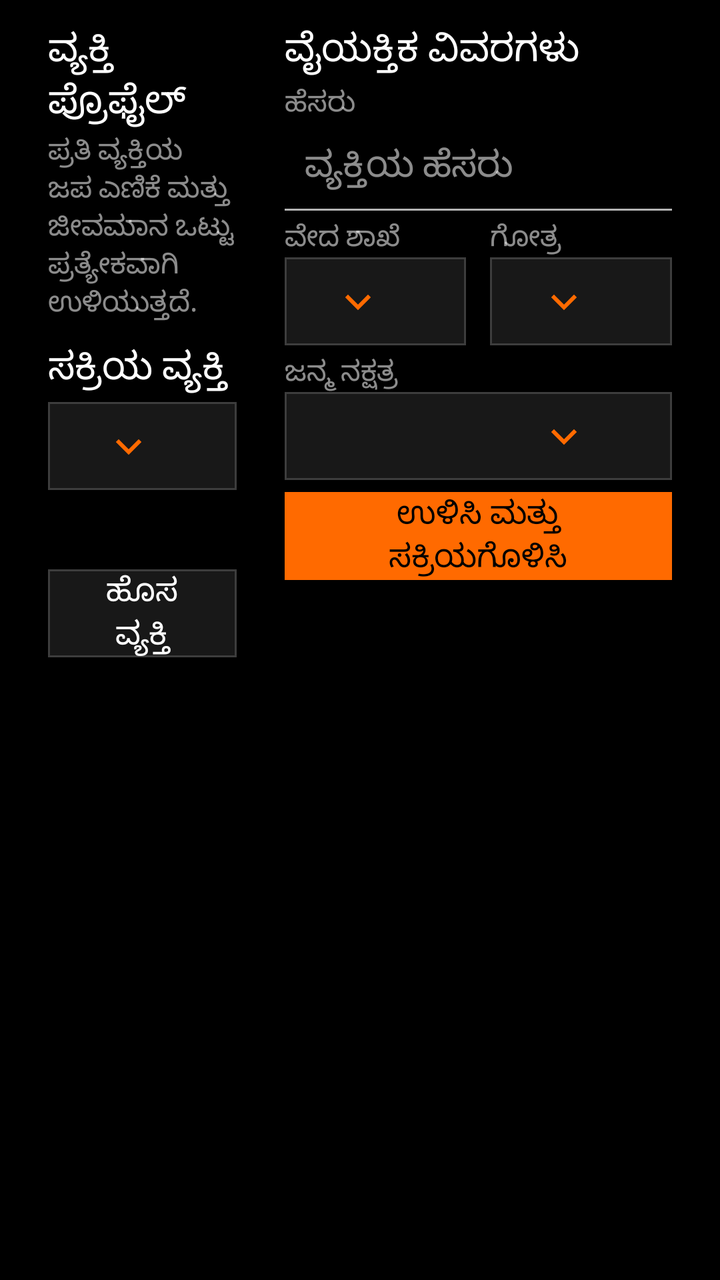
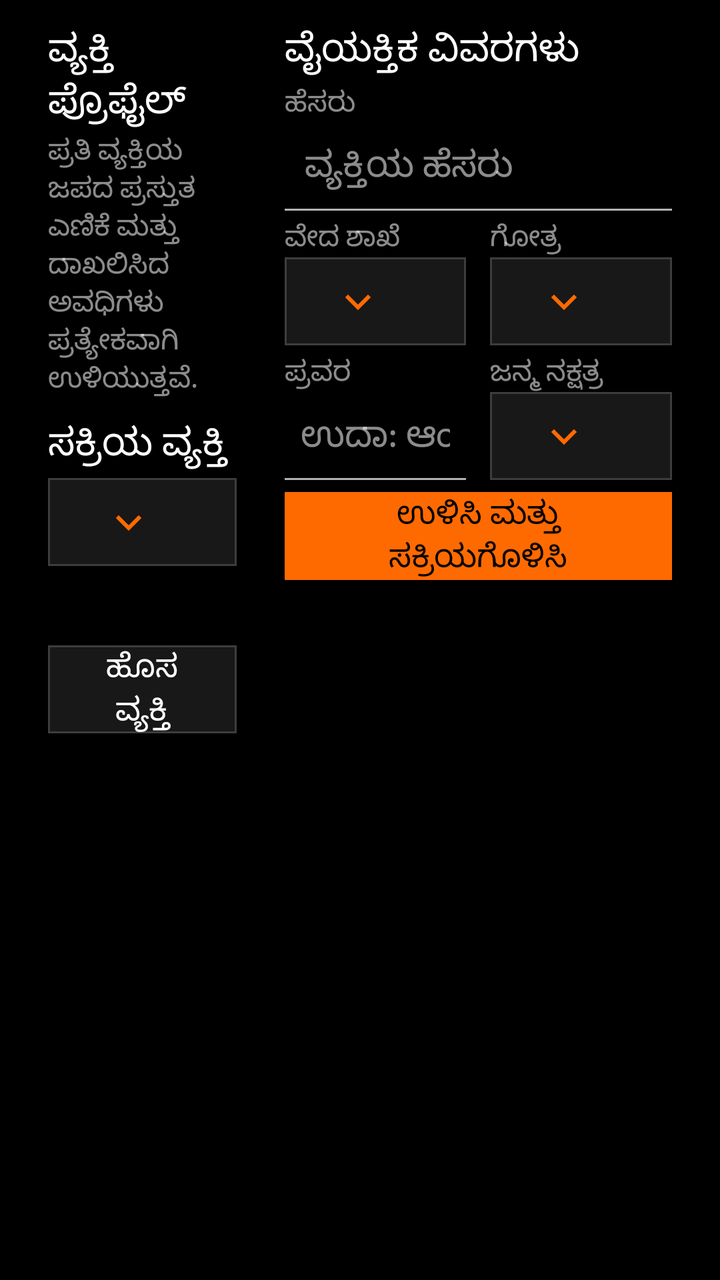

Screens rendered from an Android XML layout before and after an edit, with the pre-edit source and the edit as a unified diff.
<!-- AndroidManifest.xml: application theme Theme.PaperDesk -->
<!-- res/layout/page_profile.xml -->
<?xml version="1.0" encoding="utf-8"?>
<LinearLayout xmlns:android="http://schemas.android.com/apk/res/android"
    android:layout_width="match_parent" android:layout_height="match_parent"
    android:background="@color/black" android:orientation="horizontal"
    android:paddingLeft="@dimen/page_pad_h" android:paddingTop="@dimen/page_pad_top"
    android:paddingRight="@dimen/page_pad_h" android:paddingBottom="@dimen/footer_bar">

    <LinearLayout android:layout_width="0dp" android:layout_height="match_parent" android:layout_weight="0.38"
        android:orientation="vertical" android:paddingRight="24dp">
        <TextView android:id="@+id/profileTitle" style="@style/Desk.Section" android:layout_width="match_parent"
            android:layout_height="wrap_content" android:text="ವ್ಯಕ್ತಿ ಪ್ರೊಫೈಲ್" />
        <TextView style="@style/Desk.Meta" android:layout_width="match_parent" android:layout_height="wrap_content"
            android:layout_marginTop="2dp" android:text="ಪ್ರತಿ ವ್ಯಕ್ತಿಯ ಜಪ ಎಣಿಕೆ ಮತ್ತು ಜೀವಮಾನ ಒಟ್ಟು ಪ್ರತ್ಯೇಕವಾಗಿ ಉಳಿಯುತ್ತದೆ." />
        <TextView style="@style/Desk.Section" android:layout_width="match_parent" android:layout_height="wrap_content"
            android:layout_marginTop="10dp" android:text="ಸಕ್ರಿಯ ವ್ಯಕ್ತಿ" />
        <Spinner android:id="@+id/profileList" android:layout_width="match_parent" android:layout_height="44dp"
            android:layout_marginTop="4dp" android:background="@drawable/bg_dropdown" android:popupBackground="@color/surface_2"
            android:spinnerMode="dropdown" />
        <TextView android:id="@+id/profileSummary" style="@style/Desk.Body2" android:layout_width="match_parent"
            android:layout_height="wrap_content" android:layout_marginTop="8dp" />
        <TextView android:id="@+id/profileNew" style="@style/Desk.Button" android:layout_width="match_parent"
            android:layout_height="44dp" android:layout_marginTop="10dp" android:gravity="center" android:text="ಹೊಸ ವ್ಯಕ್ತಿ" />
    </LinearLayout>

    <ScrollView android:layout_width="0dp" android:layout_height="match_parent" android:layout_weight="0.62"
        android:fillViewport="true" android:scrollbars="none">
        <LinearLayout android:layout_width="match_parent" android:layout_height="wrap_content" android:orientation="vertical">
            <TextView android:id="@+id/profileEditorTitle" style="@style/Desk.Section" android:layout_width="match_parent"
                android:layout_height="wrap_content" android:text="ವೈಯಕ್ತಿಕ ವಿವರಗಳು" />
            <TextView style="@style/Desk.Meta" android:layout_width="match_parent" android:layout_height="wrap_content"
                android:layout_marginTop="4dp" android:text="ಹೆಸರು" />
            <EditText android:id="@+id/profileName" android:layout_width="match_parent" android:layout_height="44dp"
                android:background="@drawable/bg_input" android:hint="ವ್ಯಕ್ತಿಯ ಹೆಸರು" android:padding="10dp"
                android:singleLine="true" android:textColor="@color/white" android:textColorHint="@color/white_55" android:textSize="18sp" />
            <LinearLayout android:layout_width="match_parent" android:layout_height="wrap_content" android:layout_marginTop="4dp" android:orientation="horizontal">
                <LinearLayout android:layout_width="0dp" android:layout_height="wrap_content" android:layout_weight="1" android:orientation="vertical" android:paddingRight="6dp">
                    <TextView style="@style/Desk.Meta" android:layout_width="match_parent" android:layout_height="wrap_content" android:text="ವೇದ ಶಾಖೆ" />
                    <Spinner android:id="@+id/profileVeda" android:layout_width="match_parent" android:layout_height="44dp" android:background="@drawable/bg_dropdown" android:popupBackground="@color/surface_2" android:spinnerMode="dropdown" />
                </LinearLayout>
                <LinearLayout android:layout_width="0dp" android:layout_height="wrap_content" android:layout_weight="1" android:orientation="vertical" android:paddingLeft="6dp">
                    <TextView style="@style/Desk.Meta" android:layout_width="match_parent" android:layout_height="wrap_content" android:text="ಗೋತ್ರ" />
                    <Spinner android:id="@+id/profileGotra" android:layout_width="match_parent" android:layout_height="44dp" android:background="@drawable/bg_dropdown" android:popupBackground="@color/surface_2" android:spinnerMode="dropdown" />
                </LinearLayout>
            </LinearLayout>
            <TextView style="@style/Desk.Meta" android:layout_width="match_parent" android:layout_height="wrap_content" android:layout_marginTop="4dp" android:text="ಜನ್ಮ ನಕ್ಷತ್ರ" />
            <Spinner android:id="@+id/profileNakshatra" android:layout_width="match_parent" android:layout_height="44dp"
                android:background="@drawable/bg_dropdown" android:popupBackground="@color/surface_2" android:spinnerMode="dropdown" />
            <TextView android:id="@+id/profileSave" style="@style/Desk.Button.Accent" android:layout_width="match_parent"
                android:layout_height="44dp" android:layout_marginTop="6dp" android:gravity="center" android:text="ಉಳಿಸಿ ಮತ್ತು ಸಕ್ರಿಯಗೊಳಿಸಿ" />
        </LinearLayout>
    </ScrollView>
</LinearLayout>
<!-- resources referenced by this layout -->
<resources>
  <color name="black">#000000</color>
  <color name="surface_2">#181818</color>
  <color name="white">#FFFFFF</color>
  <color name="white_55">#8CFFFFFF</color>
  <dimen name="footer_bar">64dp</dimen>
  <dimen name="page_pad_h">24dp</dimen>
  <dimen name="page_pad_top">12dp</dimen>
  <!-- drawable bg_input (drawable) -->
  <?xml version="1.0" encoding="utf-8"?>
  <layer-list xmlns:android="http://schemas.android.com/apk/res/android">
      <item android:gravity="bottom">
          <shape android:shape="rectangle">
              <size android:height="@dimen/stroke_standard" />
              <solid android:color="@color/white_70" />
          </shape>
      </item>
  </layer-list>
  <style name="Desk.Body2" parent="Desk">
          <item name="android:textSize">@dimen/type_body2</item>
          <item name="android:fontWeight">400</item>
          <item name="android:textStyle">normal</item>
          <item name="android:textColor">@color/white_70</item>
      </style>
  <style name="Desk.Button.Accent" parent="Desk.Button">
          <item name="android:textColor">@color/black</item>
          <item name="android:background">@drawable/bg_btn_primary</item>
          <item name="android:fontWeight">600</item>
          <item name="android:textStyle">normal</item>
      </style>
  <style name="Desk.Meta" parent="Desk">
          <item name="android:textSize">@dimen/type_meta</item>
          <item name="android:fontWeight">400</item>
          <item name="android:textStyle">normal</item>
          <item name="android:textColor">@color/white_55</item>
      </style>
  <style name="Desk.Section" parent="Desk">
          <item name="android:textSize">@dimen/type_section</item>
          <item name="android:fontWeight">500</item>
          <item name="android:textStyle">normal</item>
          <item name="android:textColor">@color/white</item>
      </style>
  <dimen name="stroke_standard">1dp</dimen>
  <color name="white_70">#B3FFFFFF</color>
  <style name="Desk">
          <item name="android:fontFamily">sans-serif</item>
          <item name="android:textColor">@color/white</item>
      </style>
  <dimen name="type_body2">16sp</dimen>
  <dimen name="btn_h">44dp</dimen>
  <dimen name="type_btn">16sp</dimen>
  <dimen name="space_16">16dp</dimen>
  <!-- drawable bg_btn_primary (drawable) -->
  <?xml version="1.0" encoding="utf-8"?>
  <ripple xmlns:android="http://schemas.android.com/apk/res/android"
      android:color="@color/white">
      <item>
          <shape android:shape="rectangle">
              <solid android:color="@color/accent" />
          </shape>
      </item>
  </ripple>
  <dimen name="type_meta">14sp</dimen>
  <dimen name="type_section">19sp</dimen>
  <color name="accent">#FF6A00</color>
  <style name="ShapeAppearance.PaperDesk" parent="ShapeAppearance.MaterialComponents">
          <item name="cornerFamily">rounded</item>
          <item name="cornerSize">0dp</item>
      </style>
  <style name="Desk.Link" parent="Desk.Meta">
          <item name="android:padding">@dimen/space_8</item>
          <item name="android:minHeight">@dimen/touch</item>
          <item name="android:gravity">center</item>
          <item name="android:clickable">true</item>
          <item name="android:focusable">true</item>
      </style>
  <style name="Desk.Check" parent="Widget.AppCompat.CompoundButton.CheckBox">
          <item name="android:button">@drawable/bg_checkbox</item>
      </style>
  <color name="divider">#3D3D3D</color>
  <dimen name="space_8">8dp</dimen>
  <dimen name="touch">48dp</dimen>
  <dimen name="stroke_hairline">0.5dp</dimen>
  <!-- drawable bg_dialog (drawable) -->
  <?xml version="1.0" encoding="utf-8"?>
  <shape xmlns:android="http://schemas.android.com/apk/res/android"
      android:shape="rectangle">
      <solid android:color="@color/black" />
      <stroke
          android:width="@dimen/stroke"
          android:color="@color/white" />
  </shape>
  <dimen name="check">20dp</dimen>
  <dimen name="stroke">0.5dp</dimen>
  <!-- unchanged entries left out for length: 9 -->
</resources>

<!-- the commit's change to res/layout/page_profile.xml (unified diff, before → after) -->
@@ -10,7 +10,7 @@
         <TextView android:id="@+id/profileTitle" style="@style/Desk.Section" android:layout_width="match_parent"
             android:layout_height="wrap_content" android:text="ವ್ಯಕ್ತಿ ಪ್ರೊಫೈಲ್" />
         <TextView style="@style/Desk.Meta" android:layout_width="match_parent" android:layout_height="wrap_content"
-            android:layout_marginTop="2dp" android:text="ಪ್ರತಿ ವ್ಯಕ್ತಿಯ ಜಪ ಎಣಿಕೆ ಮತ್ತು ಜೀವಮಾನ ಒಟ್ಟು ಪ್ರತ್ಯೇಕವಾಗಿ ಉಳಿಯುತ್ತದೆ." />
+            android:layout_marginTop="2dp" android:text="ಪ್ರತಿ ವ್ಯಕ್ತಿಯ ಜಪದ ಪ್ರಸ್ತುತ ಎಣಿಕೆ ಮತ್ತು ದಾಖಲಿಸಿದ ಅವಧಿಗಳು ಪ್ರತ್ಯೇಕವಾಗಿ ಉಳಿಯುತ್ತವೆ." />
         <TextView style="@style/Desk.Section" android:layout_width="match_parent" android:layout_height="wrap_content"
             android:layout_marginTop="10dp" android:text="ಸಕ್ರಿಯ ವ್ಯಕ್ತಿ" />
         <Spinner android:id="@+id/profileList" android:layout_width="match_parent" android:layout_height="44dp"
@@ -42,9 +42,16 @@
                     <Spinner android:id="@+id/profileGotra" android:layout_width="match_parent" android:layout_height="44dp" android:background="@drawable/bg_dropdown" android:popupBackground="@color/surface_2" android:spinnerMode="dropdown" />
                 </LinearLayout>
             </LinearLayout>
-            <TextView style="@style/Desk.Meta" android:layout_width="match_parent" android:layout_height="wrap_content" android:layout_marginTop="4dp" android:text="ಜನ್ಮ ನಕ್ಷತ್ರ" />
-            <Spinner android:id="@+id/profileNakshatra" android:layout_width="match_parent" android:layout_height="44dp"
-                android:background="@drawable/bg_dropdown" android:popupBackground="@color/surface_2" android:spinnerMode="dropdown" />
+            <LinearLayout android:layout_width="match_parent" android:layout_height="wrap_content" android:layout_marginTop="4dp" android:orientation="horizontal">
+                <LinearLayout android:layout_width="0dp" android:layout_height="wrap_content" android:layout_weight="1" android:orientation="vertical" android:paddingRight="6dp">
+                    <TextView style="@style/Desk.Meta" android:layout_width="match_parent" android:layout_height="wrap_content" android:text="ಪ್ರವರ" />
+                    <EditText android:id="@+id/profilePravara" android:layout_width="match_parent" android:layout_height="44dp" android:background="@drawable/bg_input" android:hint="ಉದಾ: ಆಂಗೀರಸ…" android:padding="8dp" android:singleLine="true" android:textColor="@color/white" android:textColorHint="@color/white_55" android:textSize="18sp" />
+                </LinearLayout>
+                <LinearLayout android:layout_width="0dp" android:layout_height="wrap_content" android:layout_weight="1" android:orientation="vertical" android:paddingLeft="6dp">
+                    <TextView style="@style/Desk.Meta" android:layout_width="match_parent" android:layout_height="wrap_content" android:text="ಜನ್ಮ ನಕ್ಷತ್ರ" />
+                    <Spinner android:id="@+id/profileNakshatra" android:layout_width="match_parent" android:layout_height="44dp" android:background="@drawable/bg_dropdown" android:popupBackground="@color/surface_2" android:spinnerMode="dropdown" />
+                </LinearLayout>
+            </LinearLayout>
             <TextView android:id="@+id/profileSave" style="@style/Desk.Button.Accent" android:layout_width="match_parent"
                 android:layout_height="44dp" android:layout_marginTop="6dp" android:gravity="center" android:text="ಉಳಿಸಿ ಮತ್ತು ಸಕ್ರಿಯಗೊಳಿಸಿ" />
         </LinearLayout>
